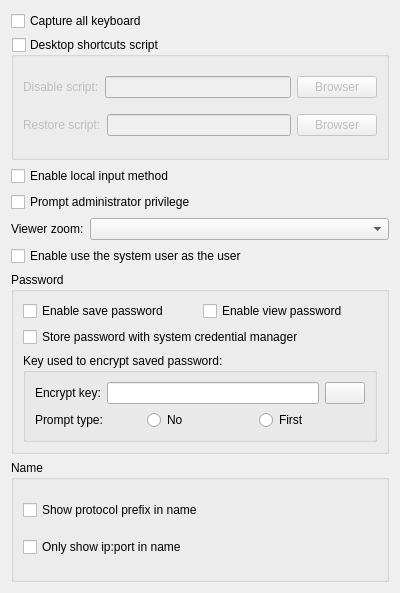
First picture: the form in Src/ParameterCompone/ParameterPluginUI.ui, repository KangLin/RabbitRemoteControl, before the edit.
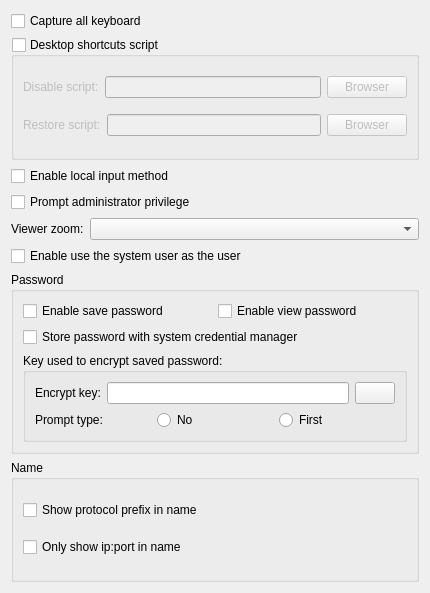
Second picture: the form after the edit. Icons and pictures are not drawn.

Commit message: CI: install qtwebengine resources in msvc.yml

The edit to the form file:
```diff
--- a/Src/ParameterCompone/ParameterPluginUI.ui
+++ b/Src/ParameterCompone/ParameterPluginUI.ui
@@ -6,7 +6,7 @@
    <rect>
     <x>0</x>
     <y>0</y>
-    <width>400</width>
+    <width>430</width>
     <height>593</height>
    </rect>
   </property>
```
The commit also changes 1 other file.
